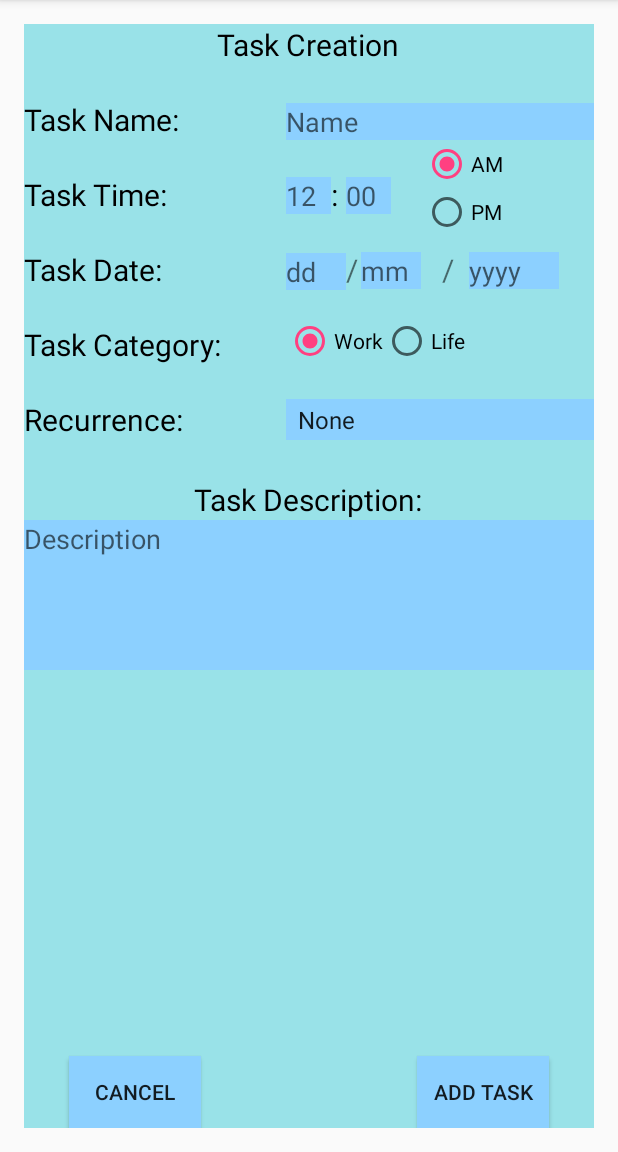
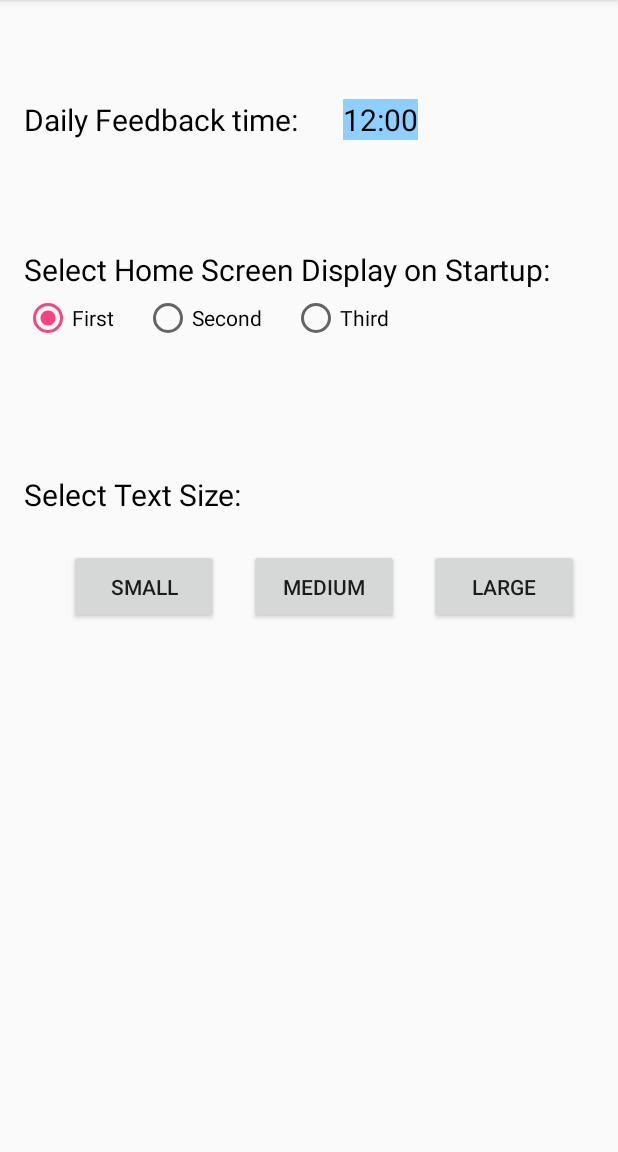
Before and after one commit to garryd635/CrushingItApp, an Android app: the screen it shows after launch (MainActivity), in the options menu, after a tap on "Settings", on a phone screen of 412 x 824 dp, the part 84-1236 px from its top. Run offline under Robolectric (Android 15) with nearby library versions, the phone set to English and light mode, and no system bars.

Commit message:
Added settings page layout

```diff
--- a/app/src/main/java/com/qucrush/android/crushingitapp/MainActivity.java
+++ b/app/src/main/java/com/qucrush/android/crushingitapp/MainActivity.java
@@ -144,6 +144,12 @@ public class MainActivity extends AppCompatActivity
 
         //noinspection SimplifiableIfStatement
         if (id == R.id.action_settings) {
+            FragmentManager fragmentManager = getFragmentManager();
+            fragmentManager.beginTransaction()
+                    .replace(R.id.content_frame
+                            , new SettingsFragment())
+                    .commit();
+            System.out.println("SETTINGS BUTTON PRESSED");
             return true;
         }
 
--- /dev/null
+++ b/app/src/main/java/com/qucrush/android/crushingitapp/SettingsFragment.java
@@ -0,0 +1,25 @@
+package com.qucrush.android.crushingitapp;
+
+import android.app.Fragment;
+import android.os.Bundle;
+import android.support.annotation.Nullable;
+import android.view.LayoutInflater;
+import android.view.View;
+import android.view.ViewGroup;
+
+/**
+ * Created by Garry on 2/8/2017.
+ */
+
+public class SettingsFragment extends Fragment{
+    View myView;
+    @Nullable
+    @Override
+    public View onCreateView(LayoutInflater inflater, ViewGroup container, Bundle savedInstanceState) {
+        myView = inflater.inflate(R.layout.settings, container, false);
+
+
+
+        return myView;
+    }
+}
--- /dev/null
+++ b/app/src/main/res/layout/settings.xml
@@ -0,0 +1,104 @@
+<?xml version="1.0" encoding="utf-8"?>
+<RelativeLayout xmlns:android="http://schemas.android.com/apk/res/android"
+    android:layout_width="match_parent" android:layout_height="match_parent">
+
+    <TextView
+        android:text="Daily Feedback time:"
+        android:textColor="@color/colorBlack"
+        android:layout_width="wrap_content"
+        android:layout_height="wrap_content"
+        android:id="@+id/textTime"
+        android:textSize="20sp"
+        android:layout_marginTop="50dp"
+        android:layout_alignParentTop="true"/>
+
+    <TextView
+        android:textColor="@color/colorBlack"
+        android:text="12:00"
+
+        android:background="@color/colorBlue"
+        android:layout_width="wrap_content"
+        android:layout_height="wrap_content"
+        android:id="@+id/textTimeDisplay"
+        android:textSize="20sp"
+        android:layout_alignBaseline="@+id/textTime"
+        android:layout_alignBottom="@+id/textTime"
+        android:layout_toRightOf="@id/textTime"
+        android:layout_toEndOf="@+id/textTime"
+        android:layout_marginLeft="30dp"
+        android:layout_marginStart="30dp"
+        android:layout_centerHorizontal="true" />
+
+    <TextView
+        android:text="Select Home Screen Display on Startup:"
+        android:textColor="@color/colorBlack"
+        android:layout_width="wrap_content"
+        android:layout_height="wrap_content"
+        android:id="@+id/textHomeSelect"
+        android:textSize="20sp"
+        android:layout_marginTop="150dp"
+        android:layout_alignParentTop="true"/>
+
+    <RadioGroup
+        android:id="@+id/radioHome"
+        android:layout_width="250dp"
+        android:layout_height="wrap_content"
+        android:orientation="horizontal"
+        android:layout_marginTop="30dp"
+        android:layout_alignTop="@id/textHomeSelect">
+        <RadioButton
+            android:text="First"
+            android:layout_width="wrap_content"
+            android:layout_height="wrap_content"
+            android:id="@+id/radioButton1"
+            android:checked="true"/>
+
+        <RadioButton
+            android:text="Second"
+            android:layout_width="wrap_content"
+            android:layout_height="wrap_content"
+            android:id="@+id/radioButton2"
+            android:layout_marginLeft="20dp"/>
+
+        <RadioButton
+            android:text="Third"
+            android:layout_width="wrap_content"
+            android:layout_height="wrap_content"
+            android:id="@+id/radioButton3"
+            android:layout_marginLeft="20dp" />
+    </RadioGroup>
+
+    <TextView
+        android:text="Select Text Size:"
+        android:textColor="@color/colorBlack"
+        android:layout_width="wrap_content"
+        android:layout_height="wrap_content"
+        android:id="@+id/textSize"
+        android:textSize="20sp"
+        android:layout_marginTop="300dp"
+        android:layout_alignParentTop="true"/>
+
+    <Button
+        android:text="Small"
+        android:layout_width="100dp"
+        android:layout_height="50dp"
+        android:id="@+id/buttonSmall"
+        android:layout_marginLeft="30dp"
+        android:layout_marginTop="350dp"/>
+
+    <Button
+        android:text="Medium"
+        android:layout_width="100dp"
+        android:layout_height="50dp"
+        android:id="@+id/buttonMedium"
+        android:layout_marginLeft="150dp"
+        android:layout_marginTop="350dp"/>
+
+    <Button
+        android:text="Large"
+        android:layout_width="100dp"
+        android:layout_height="50dp"
+        android:id="@+id/buttonLarge"
+        android:layout_marginLeft="270dp"
+        android:layout_marginTop="350dp"/>
+</RelativeLayout>
```
Also changed, not shown: 1 other file.
